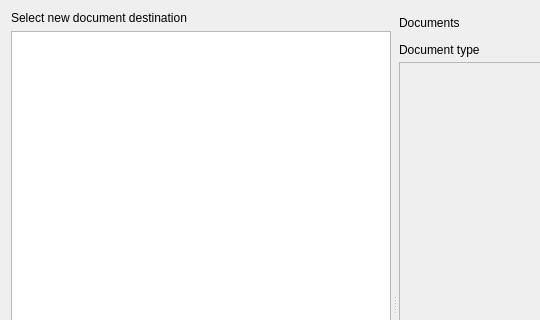
Before: the Qt Designer form datatex/notesdocuments.ui in CSMathematics/DataTex, drawn with Qt 5; both pictures show x 0 to 540 and y 0 to 320 of the 1189 by 718 pixel window.
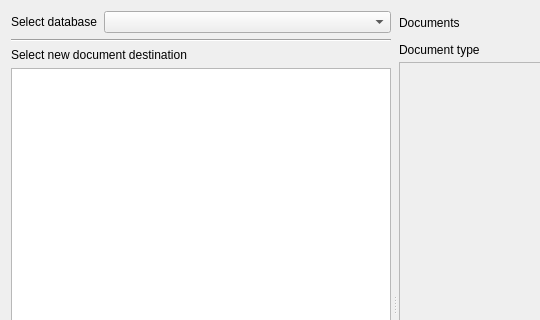
After: the same form once the commit is applied. Icons and pictures are not drawn. Custom widgets are drawn as their Qt base class.

What changed in the file:
```diff
--- a/datatex/notesdocuments.ui
+++ b/datatex/notesdocuments.ui
@@ -38,6 +38,34 @@
          </property>
          <widget class="QWidget" name="layoutWidget">
           <layout class="QVBoxLayout" name="verticalLayout_3">
+           <item>
+            <layout class="QHBoxLayout" name="horizontalLayout_2">
+             <item>
+              <widget class="QLabel" name="DatabaseLabel">
+               <property name="text">
+                <string>Select database</string>
+               </property>
+              </widget>
+             </item>
+             <item>
+              <widget class="QComboBox" name="DatabaseCombo">
+               <property name="sizePolicy">
+                <sizepolicy hsizetype="MinimumExpanding" vsizetype="Fixed">
+                 <horstretch>0</horstretch>
+                 <verstretch>0</verstretch>
+                </sizepolicy>
+               </property>
+              </widget>
+             </item>
+            </layout>
+           </item>
+           <item>
+            <widget class="Line" name="line_2">
+             <property name="orientation">
+              <enum>Qt::Horizontal</enum>
+             </property>
+            </widget>
+           </item>
            <item>
             <widget class="QLabel" name="label_2">
              <property name="text">
```
